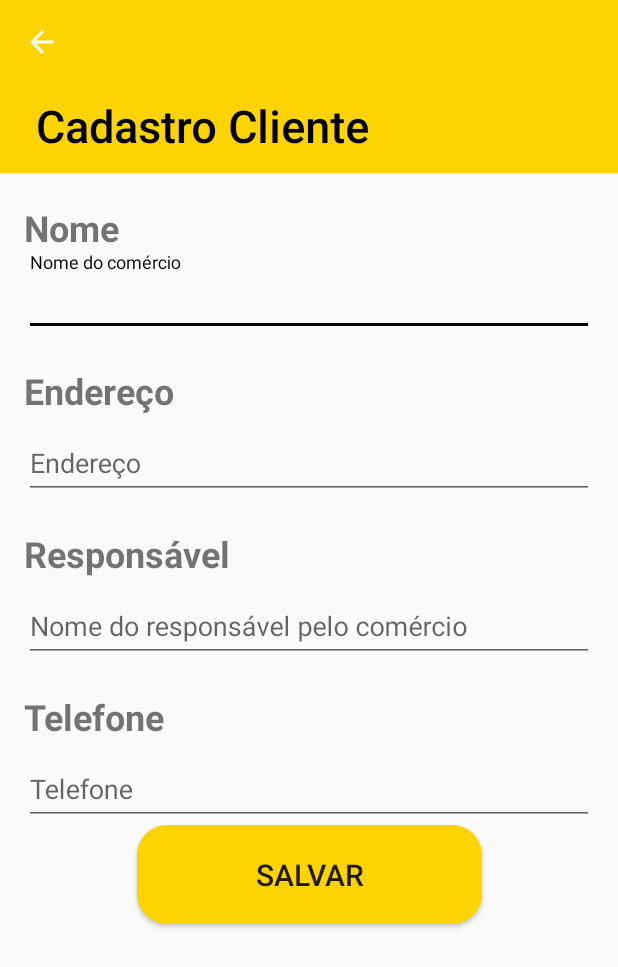
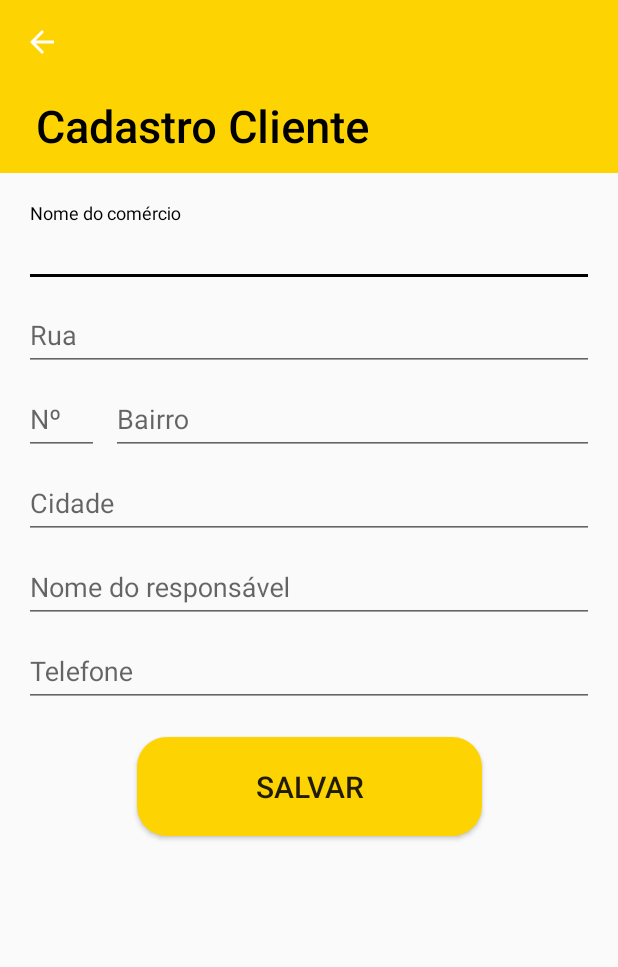
Before and after one commit to DylanPachecoCoder/Bananapp, an Android app: the CadastraClienteActivity screen opened directly, with no data from a screen before it, on a phone screen of 412 x 824 dp. Shown: the top 967 px of the screen. Run offline under Robolectric (Android 15) with nearby library versions, the phone set to English and light mode, and no system bars; our stand-ins replace Room's generated code.

Commit message:
Foi arrumada a tela de cadastro

```diff
--- a/app/src/main/java/com/fatec/banannap2/ui/activity/CadastraClienteActivity.kt
+++ b/app/src/main/java/com/fatec/banannap2/ui/activity/CadastraClienteActivity.kt
@@ -2,7 +2,6 @@ package com.fatec.banannap2.ui.activity
 
 import androidx.appcompat.app.AppCompatActivity
 import android.os.Bundle
-import android.widget.Toast
 import androidx.room.Room
 import com.fatec.banannap2.R
 import com.fatec.banannap2.dao.ClienteDAO
@@ -40,7 +39,7 @@ class CadastraClienteActivity : AppCompatActivity() {
         botaoSalvarCliente.setOnClickListener {
             val nomeComercio = cadastro_nome_comercio.text.toString()
             val endereco = cadastro_endereco.text.toString()
-            val nomeResponsavel = cadastro_nome_responsavel.text.toString()
+            val nomeResponsavel = cadastro_textview_rua.text.toString()
             val telefone = cadastro_telefone.text.toString()
             val novoCliente = Cliente(nomeComercio, endereco, nomeResponsavel, telefone)
             clienteDAO.add(novoCliente)
--- a/app/src/main/java/com/fatec/banannap2/ui/activity/DadosClienteActivity.kt
+++ b/app/src/main/java/com/fatec/banannap2/ui/activity/DadosClienteActivity.kt
@@ -2,6 +2,11 @@ package com.fatec.banannap2.ui.activity
 
 import androidx.appcompat.app.AppCompatActivity
 import android.os.Bundle
+import android.view.LayoutInflater
+import android.view.Menu
+import android.view.MenuInflater
+import android.view.MenuItem
+import android.widget.Toast
 import com.fatec.banannap2.R
 import com.fatec.banannap2.model.Cliente
 import kotlinx.android.synthetic.main.activity_dados_cliente.*
@@ -26,6 +31,16 @@ class DadosClienteActivity : AppCompatActivity() {
         dados_cliente_textview_telefone.text = cliente.Telefone
     }
 
+    override fun onCreateOptionsMenu(menu: Menu?): Boolean {
+        menuInflater.inflate(R.menu.activity_cadastra_cliente_editar, menu)
+        return super.onCreateOptionsMenu(menu)
+    }
+
+    override fun onOptionsItemSelected(item: MenuItem): Boolean {
+        Toast.makeText(this, "Editar", Toast.LENGTH_LONG).show()
+        return super.onOptionsItemSelected(item)
+    }
+
     override fun onSupportNavigateUp(): Boolean {
         onBackPressed()
         return true
--- a/app/src/main/res/layout/activity_cadastra_cliente.xml
+++ b/app/src/main/res/layout/activity_cadastra_cliente.xml
@@ -16,26 +16,16 @@
             android:id="@+id/toolbar"
             layout="@layout/toolbar" />
 
-        <TextView
-            android:id="@+id/cadastra_cliente_textview_nome_layout"
-            android:layout_width="wrap_content"
-            android:layout_height="wrap_content"
-            android:layout_marginStart="16dp"
-            android:layout_marginTop="20dp"
-            android:text="Nome"
-            android:textSize="24sp"
-            android:textStyle="bold"
-            app:layout_constraintStart_toStartOf="parent"
-            app:layout_constraintTop_toBottomOf="@id/toolbar" />
-
         <com.google.android.material.textfield.TextInputLayout
             android:id="@+id/cadastra_cliente_textview_nome"
             android:layout_width="0dp"
             android:layout_height="wrap_content"
             android:layout_marginEnd="16dp"
+            android:layout_marginStart="16dp"
+            android:layout_marginTop="20dp"
             app:layout_constraintEnd_toEndOf="parent"
-            app:layout_constraintStart_toStartOf="@+id/cadastra_cliente_textview_nome_layout"
-            app:layout_constraintTop_toBottomOf="@id/cadastra_cliente_textview_nome_layout">
+            app:layout_constraintStart_toStartOf="parent"
+            app:layout_constraintTop_toBottomOf="@id/toolbar">
 
             <com.google.android.material.textfield.TextInputEditText
                 android:id="@+id/cadastro_nome_comercio"
@@ -45,75 +35,89 @@
                 android:inputType="textCapWords" />
         </com.google.android.material.textfield.TextInputLayout>
 
-        <TextView
-            android:id="@+id/cadastra_cliente_textview_endereco_layout"
-            android:layout_width="wrap_content"
-            android:layout_height="wrap_content"
-            android:layout_marginStart="16dp"
-            android:layout_marginTop="20dp"
-            android:text="Endereço"
-            android:textSize="24sp"
-            android:textStyle="bold"
-            app:layout_constraintStart_toStartOf="parent"
-            app:layout_constraintTop_toBottomOf="@id/cadastra_cliente_textview_nome" />
 
         <com.google.android.material.textfield.TextInputLayout
-            android:id="@+id/cadastro_textview_endereco"
+            android:id="@+id/cadastro_textview_endereco_rua"
+            android:layout_width="0dp"
+            android:layout_height="wrap_content"
+            app:layout_constraintEnd_toEndOf="@id/cadastra_cliente_textview_nome"
+            app:layout_constraintStart_toStartOf="@+id/cadastra_cliente_textview_nome"
+            app:layout_constraintTop_toBottomOf="@id/cadastra_cliente_textview_nome">
+
+            <com.google.android.material.textfield.TextInputEditText
+                android:id="@+id/cadastro_textview_rua"
+                android:layout_width="match_parent"
+                android:layout_height="wrap_content"
+                android:hint="Rua"
+                android:inputType="textCapWords" />
+        </com.google.android.material.textfield.TextInputLayout>
+
+        <com.google.android.material.textfield.TextInputLayout
+            android:id="@+id/cadastro_textview_endereco_numero"
+            android:layout_width="50dp"
+            android:layout_height="wrap_content"
+            android:layout_marginBottom="16dp"
+            app:layout_constraintStart_toStartOf="@id/cadastro_textview_endereco_rua"
+            app:layout_constraintTop_toBottomOf="@id/cadastro_textview_endereco_rua">
+
+            <com.google.android.material.textfield.TextInputEditText
+                android:id="@+id/cadastro_textview_numero"
+                android:layout_width="match_parent"
+                android:layout_height="wrap_content"
+                android:hint="Nº"
+                android:inputType="number" />
+        </com.google.android.material.textfield.TextInputLayout>
+
+        <com.google.android.material.textfield.TextInputLayout
+            android:id="@+id/cadastro_textview_endereco_bairro"
+            android:layout_width="0dp"
+            android:layout_height="wrap_content"
+            android:layout_marginStart="8dp"
+            app:layout_constraintEnd_toEndOf="@id/cadastro_textview_endereco_rua"
+            app:layout_constraintStart_toEndOf="@id/cadastro_textview_endereco_numero"
+            app:layout_constraintTop_toBottomOf="@+id/cadastro_textview_endereco_rua">
+
+            <com.google.android.material.textfield.TextInputEditText
+                android:id="@+id/cadastro_textview_bairro"
+                android:layout_width="match_parent"
+                android:layout_height="wrap_content"
+                android:hint="Bairro"
+                android:inputType="textCapWords" />
+        </com.google.android.material.textfield.TextInputLayout>
+
+        <com.google.android.material.textfield.TextInputLayout
+            android:id="@+id/cadastro_textview_endereco_cidade"
             android:layout_width="0dp"
             android:layout_height="wrap_content"
             android:layout_marginBottom="16dp"
-            app:layout_constraintEnd_toEndOf="@id/cadastra_cliente_textview_nome"
-            app:layout_constraintStart_toStartOf="@id/cadastra_cliente_textview_nome"
-            app:layout_constraintTop_toBottomOf="@id/cadastra_cliente_textview_endereco_layout">
+            app:layout_constraintEnd_toEndOf="@id/cadastro_textview_endereco_rua"
+            app:layout_constraintStart_toStartOf="@id/cadastro_textview_endereco_rua"
+            app:layout_constraintTop_toBottomOf="@+id/cadastro_textview_endereco_bairro">
 
             <com.google.android.material.textfield.TextInputEditText
-                android:id="@+id/cadastro_nome_responsavel"
+                android:id="@+id/cadastro_textview_cidade"
                 android:layout_width="match_parent"
                 android:layout_height="wrap_content"
-                android:hint="Endereço"
+                android:hint="Cidade"
                 android:inputType="textCapWords" />
         </com.google.android.material.textfield.TextInputLayout>
-
-        <TextView
-            android:id="@+id/cadastra_cliente_textview_responsavel_layout"
-            android:layout_width="wrap_content"
-            android:layout_height="wrap_content"
-            android:layout_marginStart="16dp"
-            android:layout_marginTop="20dp"
-            android:text="Responsável"
-            android:textSize="24sp"
-            android:textStyle="bold"
-            app:layout_constraintStart_toStartOf="parent"
-            app:layout_constraintTop_toBottomOf="@id/cadastro_textview_endereco" />
 
         <com.google.android.material.textfield.TextInputLayout
             android:id="@+id/cadastra_cliente_textview_responsavel"
             android:layout_width="0dp"
             android:layout_height="wrap_content"
             android:layout_marginBottom="16dp"
-            app:layout_constraintEnd_toEndOf="@id/cadastro_textview_endereco"
-            app:layout_constraintStart_toStartOf="@id/cadastro_textview_endereco"
-            app:layout_constraintTop_toBottomOf="@id/cadastra_cliente_textview_responsavel_layout">
+            app:layout_constraintEnd_toEndOf="@id/cadastro_textview_endereco_rua"
+            app:layout_constraintStart_toStartOf="@id/cadastro_textview_endereco_rua"
+            app:layout_constraintTop_toBottomOf="@+id/cadastro_textview_endereco_cidade">
 
             <com.google.android.material.textfield.TextInputEditText
                 android:id="@+id/cadastro_endereco"
                 android:layout_width="match_parent"
                 android:layout_height="wrap_content"
-                android:hint="Nome do responsável pelo comércio"
+                android:hint="Nome do responsável"
                 android:inputType="textCapWords" />
         </com.google.android.material.textfield.TextInputLayout>
-
-        <TextView
-            android:id="@+id/cadastra_cliente_textview_telefone_layout"
-            android:layout_width="wrap_content"
-            android:layout_height="wrap_content"
-            android:layout_marginStart="16dp"
-            android:layout_marginTop="20dp"
-            android:text="Telefone"
-            android:textSize="24sp"
-            android:textStyle="bold"
-            app:layout_constraintStart_toStartOf="parent"
-            app:layout_constraintTop_toBottomOf="@+id/cadastra_cliente_textview_responsavel" />
 
         <com.google.android.material.textfield.TextInputLayout
             android:id="@+id/cadastra_cliente_textview_telefone"
@@ -121,7 +125,7 @@
             android:layout_height="wrap_content"
             app:layout_constraintEnd_toEndOf="@id/cadastra_cliente_textview_responsavel"
             app:layout_constraintStart_toStartOf="@id/cadastra_cliente_textview_responsavel"
-            app:layout_constraintTop_toBottomOf="@id/cadastra_cliente_textview_telefone_layout">
+            app:layout_constraintTop_toBottomOf="@+id/cadastra_cliente_textview_responsavel">
 
             <com.google.android.material.textfield.TextInputEditText
                 android:id="@+id/cadastro_telefone"
@@ -138,11 +142,12 @@
             android:background="@drawable/botao_arredondado_amarelo"
             android:text="salvar"
             android:textSize="20sp"
+            android:layout_marginTop="20dp"
+            android:layout_marginBottom="8dp"
             app:layout_constraintBottom_toBottomOf="parent"
             app:layout_constraintEnd_toEndOf="parent"
             app:layout_constraintStart_toStartOf="parent"
-            app:layout_constraintTop_toBottomOf="@+id/cadastra_cliente_textview_telefone"
-            android:layout_marginBottom="8dp"/>
+            app:layout_constraintTop_toBottomOf="@+id/cadastra_cliente_textview_telefone" />
 
     </androidx.constraintlayout.widget.ConstraintLayout>
 
--- /dev/null
+++ b/app/src/main/res/menu/activity_cadastra_cliente_editar.xml
@@ -0,0 +1,10 @@
+<?xml version="1.0" encoding="utf-8"?>
+<menu xmlns:android="http://schemas.android.com/apk/res/android"
+    xmlns:app="http://schemas.android.com/apk/res-auto">
+    <item
+        android:id="@+id/activity_cadastra_cliente_editar"
+        android:title="Editar"
+        app:showAsAction="always"
+        android:icon="@android:drawable/ic_menu_edit"/>
+
+</menu>
```
